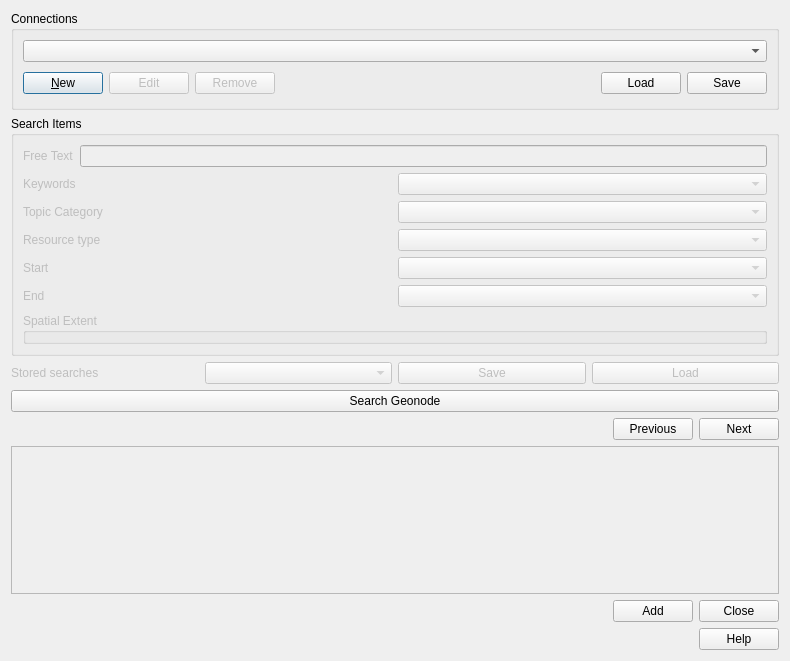
This is src/qgis_geonode/ui/geonode_datasource_widget.ui in GeoNode/QGISGeoNodePlugin as Qt 5 draws it before an edit. The edited form follows.
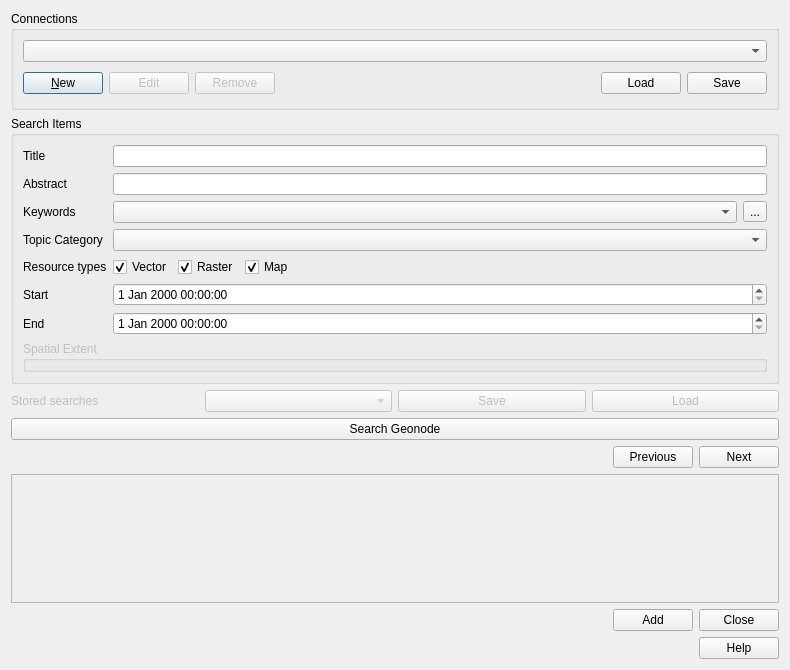
This is the edited form. Custom widgets are drawn as their Qt base class.

Commit message:
Support for search filtering in the GUI (#87)
* support for search filtering via GUI

Diff of the .ui file:
```diff
--- a/src/qgis_geonode/ui/geonode_datasource_widget.ui
+++ b/src/qgis_geonode/ui/geonode_datasource_widget.ui
@@ -7,7 +7,7 @@
     <x>0</x>
     <y>0</y>
     <width>790</width>
-    <height>661</height>
+    <height>670</height>
    </rect>
   </property>
   <property name="windowTitle">
@@ -103,30 +103,37 @@
     </widget>
    </item>
    <item>
-    <widget class="QgsCollapsibleGroupBox" name="mGroupBox">
+    <widget class="QgsCollapsibleGroupBox" name="search_group_box">
      <property name="enabled">
       <bool>true</bool>
      </property>
      <property name="title">
       <string>Search Items</string>
      </property>
-     <layout class="QVBoxLayout" name="verticalLayout_3">
-      <item>
-       <layout class="QHBoxLayout" name="horizontalLayout_3">
-        <item>
+     <property name="checkable">
+      <bool>false</bool>
+     </property>
+     <property name="checked">
+      <bool>false</bool>
+     </property>
+     <property name="collapsed">
+      <bool>false</bool>
+     </property>
+     <layout class="QFormLayout" name="formLayout">
+      <item row="0" column="0">
          <widget class="QLabel" name="label">
           <property name="enabled">
-           <bool>false</bool>
+         <bool>true</bool>
           </property>
           <property name="text">
-           <string>Free Text</string>
+         <string>Title</string>
           </property>
          </widget>
         </item>
-        <item>
-         <widget class="QLineEdit" name="lineFilter_2">
+      <item row="0" column="1">
+       <widget class="QLineEdit" name="title_le">
           <property name="enabled">
-           <bool>false</bool>
+         <bool>true</bool>
           </property>
           <property name="toolTip">
            <string>Display WFS FeatureTypes containing this word in the title, name or abstract</string>
@@ -136,117 +143,172 @@
           </property>
          </widget>
         </item>
-       </layout>
+      <item row="1" column="0">
+       <widget class="QLabel" name="label_8">
+        <property name="enabled">
+         <bool>true</bool>
+        </property>
+        <property name="text">
+         <string>Abstract</string>
+        </property>
+       </widget>
       </item>
-      <item>
-       <layout class="QHBoxLayout" name="horizontalLayout_6">
-        <item>
+      <item row="1" column="1">
+       <widget class="QLineEdit" name="abstract_le">
+        <property name="enabled">
+         <bool>true</bool>
+        </property>
+       </widget>
+      </item>
+      <item row="2" column="0">
          <widget class="QLabel" name="label_3">
           <property name="enabled">
-           <bool>false</bool>
+         <bool>true</bool>
           </property>
           <property name="text">
            <string>Keywords</string>
           </property>
          </widget>
         </item>
+      <item row="2" column="1">
+       <layout class="QHBoxLayout" name="horizontalLayout">
         <item>
-         <widget class="QComboBox" name="comboBox_2">
+         <widget class="QComboBox" name="keyword_cmb">
           <property name="enabled">
-           <bool>false</bool>
+           <bool>true</bool>
+          </property>
+         </widget>
+        </item>
+        <item>
+         <widget class="QToolButton" name="keyword_tool_btn">
+          <property name="text">
+           <string>...</string>
           </property>
          </widget>
         </item>
        </layout>
       </item>
-      <item>
-       <layout class="QHBoxLayout" name="horizontalLayout_5">
-        <item>
+      <item row="3" column="0">
          <widget class="QLabel" name="label_2">
           <property name="enabled">
-           <bool>false</bool>
+         <bool>true</bool>
           </property>
           <property name="text">
            <string>Topic Category</string>
           </property>
          </widget>
         </item>
-        <item>
-         <widget class="QComboBox" name="comboBox">
+      <item row="3" column="1">
+       <widget class="QComboBox" name="category_cmb">
           <property name="enabled">
-           <bool>false</bool>
+         <bool>true</bool>
           </property>
          </widget>
         </item>
-       </layout>
-      </item>
-      <item>
-       <layout class="QHBoxLayout" name="horizontalLayout_8">
-        <item>
+      <item row="4" column="0">
          <widget class="QLabel" name="label_5">
           <property name="enabled">
-           <bool>false</bool>
+         <bool>true</bool>
           </property>
           <property name="text">
-           <string>Resource type</string>
+         <string>Resource types</string>
           </property>
          </widget>
         </item>
+      <item row="4" column="1">
+       <layout class="QHBoxLayout" name="horizontalLayout_3">
         <item>
-         <widget class="QComboBox" name="comboBox_4">
-          <property name="enabled">
-           <bool>false</bool>
+         <widget class="QCheckBox" name="vector_chb">
+          <property name="text">
+           <string>Vector</string>
           </property>
+          <property name="checked">
+           <bool>true</bool>
+          </property>
+          <attribute name="buttonGroup">
+           <string notr="true">resource_types_btngrp</string>
+          </attribute>
          </widget>
         </item>
+        <item>
+         <widget class="QCheckBox" name="raster_chb">
+          <property name="text">
+           <string>Raster</string>
+          </property>
+          <property name="checked">
+           <bool>true</bool>
+          </property>
+          <attribute name="buttonGroup">
+           <string notr="true">resource_types_btngrp</string>
+          </attribute>
+         </widget>
+        </item>
+        <item>
+         <widget class="QCheckBox" name="map_chb">
+          <property name="text">
+           <string>Map</string>
+          </property>
+          <property name="checked">
+           <bool>true</bool>
+          </property>
+          <attribute name="buttonGroup">
+           <string notr="true">resource_types_btngrp</string>
+          </attribute>
+         </widget>
+        </item>
+        <item>
+         <spacer name="horizontalSpacer">
+          <property name="orientation">
+           <enum>Qt::Horizontal</enum>
+          </property>
+          <property name="sizeHint" stdset="0">
+           <size>
+            <width>40</width>
+            <height>20</height>
+           </size>
+          </property>
+         </spacer>
+        </item>
        </layout>
       </item>
-      <item>
-       <layout class="QHBoxLayout" name="horizontalLayout_7">
-        <item>
+      <item row="5" column="0">
          <widget class="QLabel" name="label_4">
           <property name="enabled">
-           <bool>false</bool>
+         <bool>true</bool>
           </property>
           <property name="text">
            <string>Start</string>
           </property>
          </widget>
         </item>
-        <item>
-         <widget class="QComboBox" name="comboBox_3">
+      <item row="5" column="1">
+       <widget class="QgsDateTimeEdit" name="start_dte">
           <property name="enabled">
-           <bool>false</bool>
+         <bool>true</bool>
+        </property>
+        <property name="allowNull">
+         <bool>true</bool>
           </property>
          </widget>
         </item>
-       </layout>
-      </item>
-      <item>
-       <layout class="QHBoxLayout" name="horizontalLayout_9">
-        <item>
+      <item row="6" column="0">
          <widget class="QLabel" name="label_6">
           <property name="enabled">
-           <bool>false</bool>
+         <bool>true</bool>
           </property>
           <property name="text">
            <string>End</string>
           </property>
          </widget>
         </item>
-        <item>
-         <widget class="QComboBox" name="comboBox_5">
+      <item row="6" column="1">
+       <widget class="QgsDateTimeEdit" name="end_dte">
           <property name="enabled">
-           <bool>false</bool>
+         <bool>true</bool>
           </property>
          </widget>
         </item>
-       </layout>
-      </item>
-      <item>
-       <layout class="QHBoxLayout" name="horizontalLayout_10"/>
-      </item>
-      <item>
+      <item row="7" column="0" colspan="2">
        <widget class="QgsCollapsibleGroupBox" name="mGroupBox_2">
         <property name="enabled">
          <bool>false</bool>
@@ -254,6 +316,15 @@
         <property name="title">
          <string>Spatial Extent</string>
         </property>
+        <property name="checkable">
+         <bool>false</bool>
+        </property>
+        <property name="checked">
+         <bool>false</bool>
+        </property>
+        <property name="collapsed">
+         <bool>true</bool>
+        </property>
        </widget>
       </item>
      </layout>
@@ -371,7 +442,7 @@
         <x>0</x>
         <y>0</y>
         <width>770</width>
-        <height>74</height>
+        <height>90</height>
        </rect>
       </property>
      </widget>
@@ -427,7 +498,7 @@
   </layout>
   <zorder>scroll_area</zorder>
   <zorder>groupBox</zorder>
-  <zorder>mGroupBox</zorder>
+  <zorder>search_group_box</zorder>
   <zorder>search_btn</zorder>
   <zorder>buttonBox</zorder>
  </widget>
@@ -438,7 +509,19 @@
    <header>qgscollapsiblegroupbox.h</header>
    <container>1</container>
   </customwidget>
+  <customwidget>
+   <class>QgsDateTimeEdit</class>
+   <extends>QDateTimeEdit</extends>
+   <header>qgsdatetimeedit.h</header>
+  </customwidget>
  </customwidgets>
  <resources/>
  <connections/>
+ <buttongroups>
+  <buttongroup name="resource_types_btngrp">
+   <property name="exclusive">
+    <bool>false</bool>
+   </property>
+  </buttongroup>
+ </buttongroups>
 </ui>
```
Lines whose indentation alone changed are shown as unchanged. The commit also changes 4 other files.
